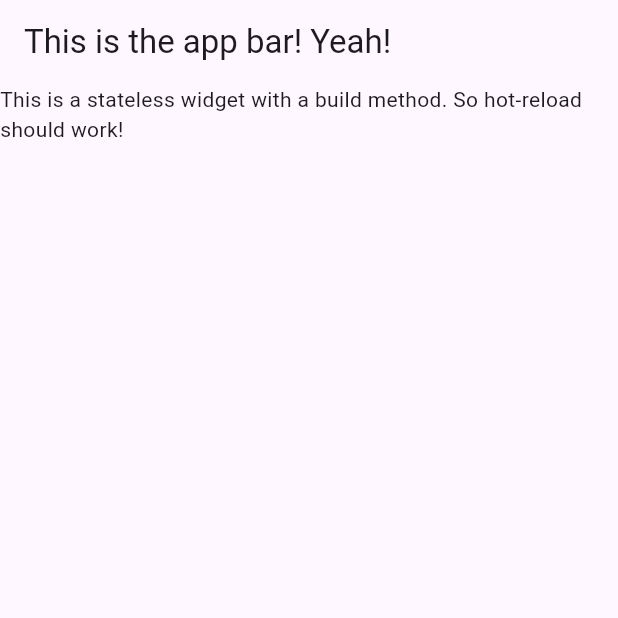
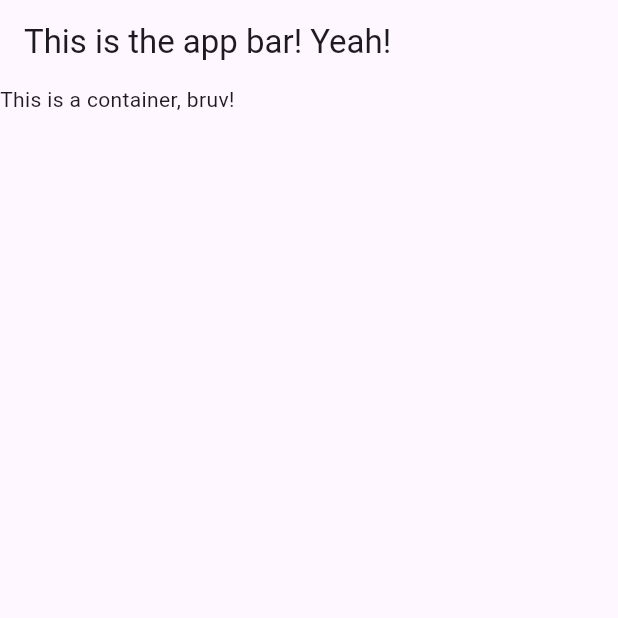
Before and after one commit to aLearningLad/coffee_app, a Flutter app: the screen it shows after launch, on a phone screen of 412 x 824 dp, the top half of it. Run offline on Flutter 3.47's test engine with Material 3 defaults, Android fonts, the phone set to English and light mode, and no system bars.

Commit message:
testing container widget

```diff
--- a/lib/main.dart
+++ b/lib/main.dart
@@ -12,9 +12,6 @@ class DummyWidget extends StatelessWidget {
 
   @override
   Widget build(BuildContext context) {
-    return const Scaffold(
-      body: Text(
-          "This is a stateless widget with a build method. So hot-reload should work!"),
-    );
+    return Container(child: Text("This is a container, bruv!"));
   }
 }
```
